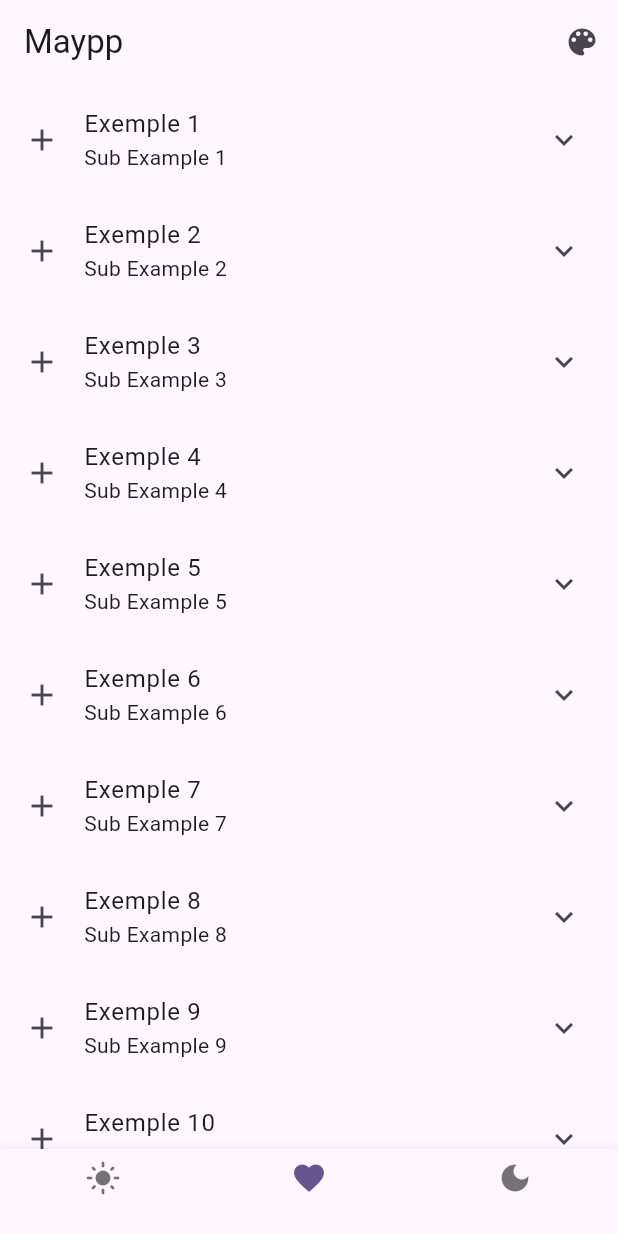
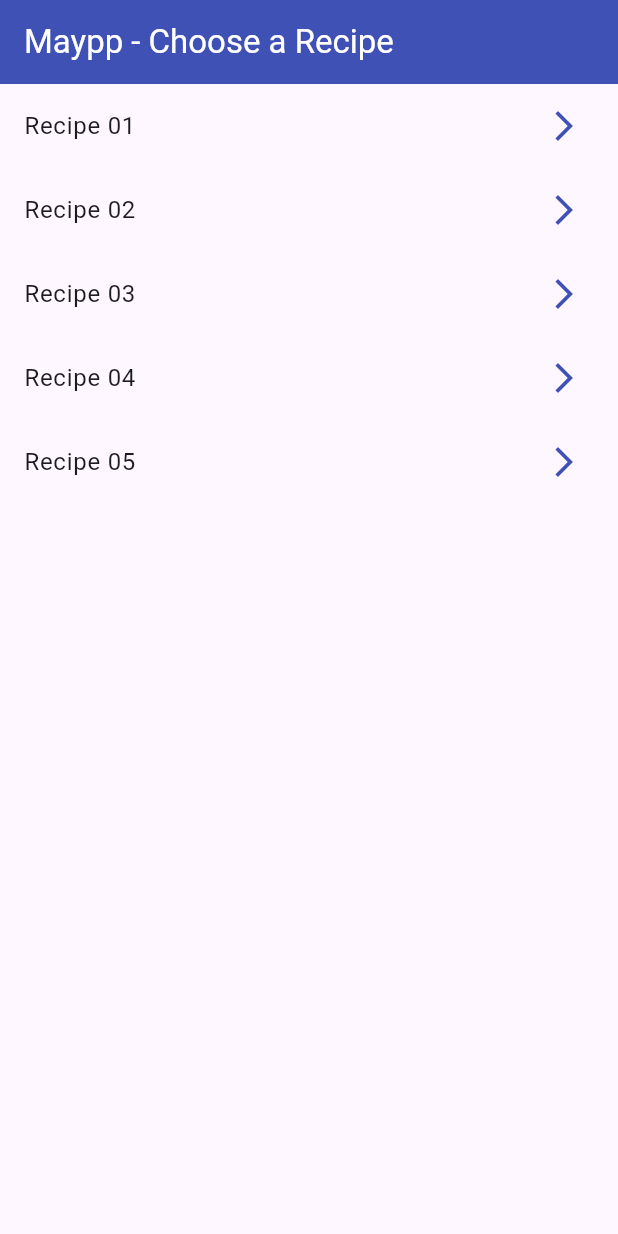
Before and after one commit to oguiaraujo/Maypp, a Flutter app: the screen it shows after launch, on a phone screen of 412 x 824 dp. Run offline on Flutter 3.47's test engine with Material 3 defaults, Android fonts, the phone set to English and light mode, and no system bars; our stand-ins replace flutter_hooks; Roboto replaces fonts that are missing (Ubuntu).

Commit message:
Maypp v5.1
Maypp now starts with a menu where you click on a recipe and the app is rebuilt.

```diff
--- a/lib/Recipes/recipe1.dart
+++ b/lib/Recipes/recipe1.dart
@@ -1,7 +1,11 @@
 import 'package:flutter/material.dart';
 
-void main() {
-  MaterialApp app = MaterialApp(
+class Recipe01 extends StatelessWidget {
+  const Recipe01({Key? key}) : super(key: key);
+
+  @override
+  Widget build(BuildContext context) {
+    return MaterialApp(
       theme: ThemeData(
         brightness: Brightness.dark,
         primarySwatch: Colors.red,
@@ -41,5 +45,5 @@ void main() {
         ),
       ),
     );
-  runApp(app);
   }
+}
--- a/lib/Recipes/recipe2.dart
+++ b/lib/Recipes/recipe2.dart
@@ -1,12 +1,12 @@
 import 'package:flutter/material.dart';
 
-class Maypp extends StatelessWidget {
-  Maypp();
+class Recipe02 extends StatelessWidget {
+  const Recipe02({Key? key}) : super(key: key);
 
   @override
   Widget build(BuildContext context) {
     return MaterialApp(
-      theme: ThemeData(brightness: Brightness.dark,  fontFamily: 'Ubuntu'),
+      theme: ThemeData(brightness: Brightness.dark, fontFamily: 'Ubuntu'),
       home: Scaffold(
         appBar: MayppBar(),
         body: MayppBody(),
@@ -59,20 +59,23 @@ class MayppBottonNavBar extends StatelessWidget {
 
   @override
   Widget build(BuildContext context) {
-    List<IconData> iconlist = [Icons.dark_mode, Icons.favorite, Icons.search, Icons.light_mode];
+    List<IconData> iconlist = [
+      Icons.dark_mode,
+      Icons.favorite,
+      Icons.search,
+      Icons.light_mode,
+    ];
     return BottomNavigationBar(
       onTap: buttonTouched,
       items:
           iconlist
               .map(
-                (icon) => BottomNavigationBarItem(icon: Icon(icon, color: Colors.white), label: ''),
+                (icon) => BottomNavigationBarItem(
+                  icon: Icon(icon, color: Colors.white),
+                  label: '',
+                ),
               )
               .toList(),
     );
   }
 }
-
-void main() {
-  Maypp app = Maypp();
-  runApp(app);
-}
--- a/lib/Recipes/recipe3.dart
+++ b/lib/Recipes/recipe3.dart
@@ -1,7 +1,7 @@
 import 'package:flutter/material.dart';
 
-class Maypp extends StatelessWidget {
-  Maypp();
+class Recipe03 extends StatelessWidget {
+  const Recipe03({Key? key}) : super(key: key);
 
   @override
   Widget build(BuildContext context) {
@@ -96,8 +96,3 @@ class MayppBottonNavBar extends StatelessWidget {
     );
   }
 }
-
-void main() {
-  Maypp app = Maypp();
-  runApp(app);
-}
--- a/lib/Recipes/recipe4.dart
+++ b/lib/Recipes/recipe4.dart
@@ -107,8 +107,8 @@ var dataObjects = [{
   }
 ];
 
-class Maypp extends StatelessWidget {
-  Maypp();
+class Recipe04 extends StatelessWidget {
+  const Recipe04({Key? key}) : super(key: key);
 
   @override
   Widget build(BuildContext context) {
@@ -203,8 +203,3 @@ class MayppBottonNavBar extends StatelessWidget {
     );
   }
 }
-
-void main() {
-  Maypp app = Maypp();
-  runApp(app);
-}
--- a/lib/Recipes/recipe5.dart
+++ b/lib/Recipes/recipe5.dart
@@ -73,8 +73,8 @@ var dataObjects = [
   },
 ];
 
-class Maypp extends StatelessWidget {
-  Maypp();
+class Recipe05 extends StatelessWidget {
+  const Recipe05({Key? key}) : super(key: key);
 
   @override
   Widget build(BuildContext context) {
@@ -179,8 +179,3 @@ class MayppBottonNavBar extends HookWidget {
     );
   }
 }
-
-void main() {
-  Maypp app = Maypp();
-  runApp(app);
-}
--- a/lib/main.dart
+++ b/lib/main.dart
@@ -1,186 +1,86 @@
 import 'package:flutter/material.dart';
-import 'package:flutter_hooks/flutter_hooks.dart';
+import 'Recipes/recipe1.dart';
+import 'Recipes/recipe2.dart';
+import 'Recipes/recipe3.dart';
+import 'Recipes/recipe4.dart';
+import 'Recipes/recipe5.dart';
 
-var dataObjects = [
-  {"Text": "Exemple 1", "Sub": "Sub Example 1", "Secret": "Secret Exemple 1"},
-  {"Text": "Exemple 2", "Sub": "Sub Example 2", "Secret": "Secret Exemple 2"},
-  {"Text": "Exemple 3", "Sub": "Sub Example 3", "Secret": "Secret Exemple 3"},
-  {"Text": "Exemple 4", "Sub": "Sub Example 4", "Secret": "Secret Exemple 4"},
-  {"Text": "Exemple 5", "Sub": "Sub Example 5", "Secret": "Secret Exemple 5"},
-  {"Text": "Exemple 6", "Sub": "Sub Example 6", "Secret": "Secret Exemple 6"},
-  {"Text": "Exemple 7", "Sub": "Sub Example 7", "Secret": "Secret Exemple 7"},
-  {"Text": "Exemple 8", "Sub": "Sub Example 8", "Secret": "Secret Exemple 8"},
-  {"Text": "Exemple 9", "Sub": "Sub Example 9", "Secret": "Secret Exemple 9"},
-  {
-    "Text": "Exemple 10",
-    "Sub": "Sub Example 10",
-    "Secret": "Secret Exemple 10",
-  },
-  {
-    "Text": "Exemple 10",
-    "Sub": "Sub Example 10",
-    "Secret": "Secret Exemple 10",
-  },
-  {
-    "Text": "Exemple 11",
-    "Sub": "Sub Example 11",
-    "Secret": "Secret Exemple 11",
-  },
-  {
-    "Text": "Exemple 12",
-    "Sub": "Sub Example 12",
-    "Secret": "Secret Exemple 12",
-  },
-  {
-    "Text": "Exemple 13",
-    "Sub": "Sub Example 13",
-    "Secret": "Secret Exemple 13",
-  },
-  {
-    "Text": "Exemple 14",
-    "Sub": "Sub Example 14",
-    "Secret": "Secret Exemple 14",
-  },
-  {
-    "Text": "Exemple 15",
-    "Sub": "Sub Example 15",
-    "Secret": "Secret Exemple 15",
-  },
-  {
-    "Text": "Exemple 16",
-    "Sub": "Sub Example 16",
-    "Secret": "Secret Exemple 16",
-  },
-  {
-    "Text": "Exemple 17",
-    "Sub": "Sub Example 17",
-    "Secret": "Secret Exemple 17",
-  },
-  {
-    "Text": "Exemple 18",
-    "Sub": "Sub Example 18",
-    "Secret": "Secret Exemple 18",
-  },
-  {
-    "Text": "Exemple 19",
-    "Sub": "Sub Example 19",
-    "Secret": "Secret Exemple 19",
-  },
-  {
-    "Text": "Exemple 20",
-    "Sub": "Sub Example 20",
-    "Secret": "Secret Exemple 20",
-  },
-];
+void main() {
+  runApp(const RecipeApp());
+}
 
-class Maypp extends StatelessWidget {
-  Maypp();
+class RecipeApp extends StatelessWidget {
+  const RecipeApp({Key? key}) : super(key: key);
 
   @override
   Widget build(BuildContext context) {
     return MaterialApp(
-      theme: ThemeData(
-        colorScheme: ColorScheme.fromSeed(seedColor: Colors.deepPurple),
-        fontFamily: 'Ubuntu'),
+      title: 'RecipeScreen',
       debugShowCheckedModeBanner: false,
-      home: Scaffold(
-        appBar: MayppBar(),
-        body: MayppBody(objects: dataObjects),
-        bottomNavigationBar: MayppBottonNavBar(
-          objIcons: [Icons.light_mode, Icons.favorite, Icons.dark_mode],
-        ),
-      ),
+      home: const RecipeMenu(),
     );
   }
 }
 
-class MayppBar extends AppBar {
-  MayppBar()
-    : super(
-        title: Text("Maypp"),
-        actions: [
-          PopupMenuButton(
-            icon: Icon(Icons.color_lens),
-            color: Colors.black,
-            itemBuilder:
-                (BuildContext context) => <PopupMenuEntry>[
-                  PopupMenuItem(
-                    child: Container(
-                      alignment: Alignment.center,
-                      child: Icon(Icons.circle, color: Colors.red),
-                    ),
-                  ),
-                  PopupMenuItem(
-                    child: Container(
-                      alignment: Alignment.center,
-                      child: Icon(Icons.circle, color: Colors.blue),
-                    ),
-                  ),
-                  PopupMenuItem(
-                    child: Container(
-                      alignment: Alignment.center,
-                      child: Icon(Icons.circle, color: Colors.yellow),
-                    ),
-                  ),
-                ],
-          ),
-        ],
-      );
-}
+class RecipeMenu extends StatelessWidget {
+  const RecipeMenu({Key? key}) : super(key: key);
 
-class MayppBody extends StatelessWidget {
-  List objects;
-  MayppBody({this.objects = const []});
+  static final List<Map<String, dynamic>> _recipeList = [
+    {'index': 1, 'name': 'Recipe 01'},
+    {'index': 2, 'name': 'Recipe 02'},
+    {'index': 3, 'name': 'Recipe 03'},
+    {'index': 4, 'name': 'Recipe 04'},
+    {'index': 5, 'name': 'Recipe 05'},
+  ];
 
   @override
   Widget build(BuildContext context) {
-    return ListView(
-      children:
-          objects
-              .map(
-                (obj) => ExpansionTile(
-                  title: Text(obj["Text"]),
-                  subtitle: Text(obj["Sub"]),
-                  leading: Icon(Icons.add),
-                  children: [ListTile(title: Text(obj["Secret"]))],
+    return Scaffold(
+      appBar: AppBar(
+        title: const Text('Maypp - Choose a Recipe', style: TextStyle(color: Colors.white)),
+        backgroundColor: Colors.indigo,
+      ),
+      body: ListView.builder(
+        itemCount: _recipeList.length,
+        itemBuilder: (BuildContext context, int listIndex) {
+          final recipeData = _recipeList[listIndex];
+          final int recipePageIndex = recipeData['index'];
+          final String recipeDisplayName = recipeData['name'];
+
+          return ListTile(
+            title: Text(recipeDisplayName),
+            trailing: const Icon(Icons.arrow_forward_ios, color: Colors.indigo),
+            onTap: () {
+              Navigator.push(
+                context,
+                MaterialPageRoute(
+                  builder: (_) => _getRecipePage(recipePageIndex),
                 ),
-              )
-              .toList(),
+              );
+            },
+          );
+        },
+      ),
     );
   }
-}
 
-class MayppBottonNavBar extends HookWidget {
-  List<IconData> objIcons;
-  MayppBottonNavBar({this.objIcons = const <IconData>[]});
-
-  void buttonTouched(int index) {
-    print("Button Touched");
-  }
-
-  @override
-  Widget build(BuildContext context) {
-    var state = useState(1);
-    return BottomNavigationBar(
-      onTap: (index) {
-        print('Índice tocado: $index');
-        state.value = index;
-      },
-      currentIndex: state.value,
-      items:
-          objIcons
-              .map(
-                (icon) => BottomNavigationBarItem(
-                  icon: Icon(icon),
-                  label: '',
-                ),
-              )
-              .toList(),
-    );
+  Widget _getRecipePage(int index) {
+    switch (index) {
+      case 1:
+        return const Recipe01();
+      case 2:
+        return const Recipe02();
+      case 3:
+        return const Recipe03();
+      case 4:
+        return const Recipe04();
+      case 5:
+        return const Recipe05();
+      default:
+        return Scaffold(
+          appBar: AppBar(title: const Text("Erro")),
+          body: const Center(child: Text("Receita não encontrada!")),
+        );
+    }
   }
 }
-
-void main() {
-  Maypp app = Maypp();
-  runApp(app);
-}
```
Lines whose indentation alone changed are shown as unchanged.
